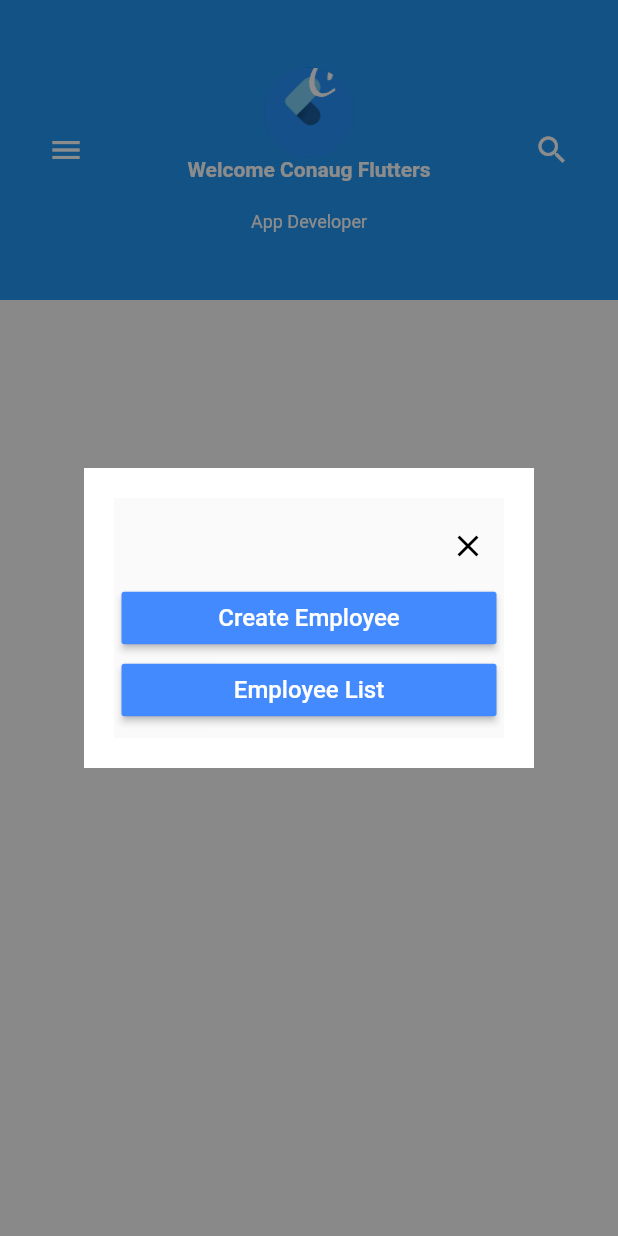
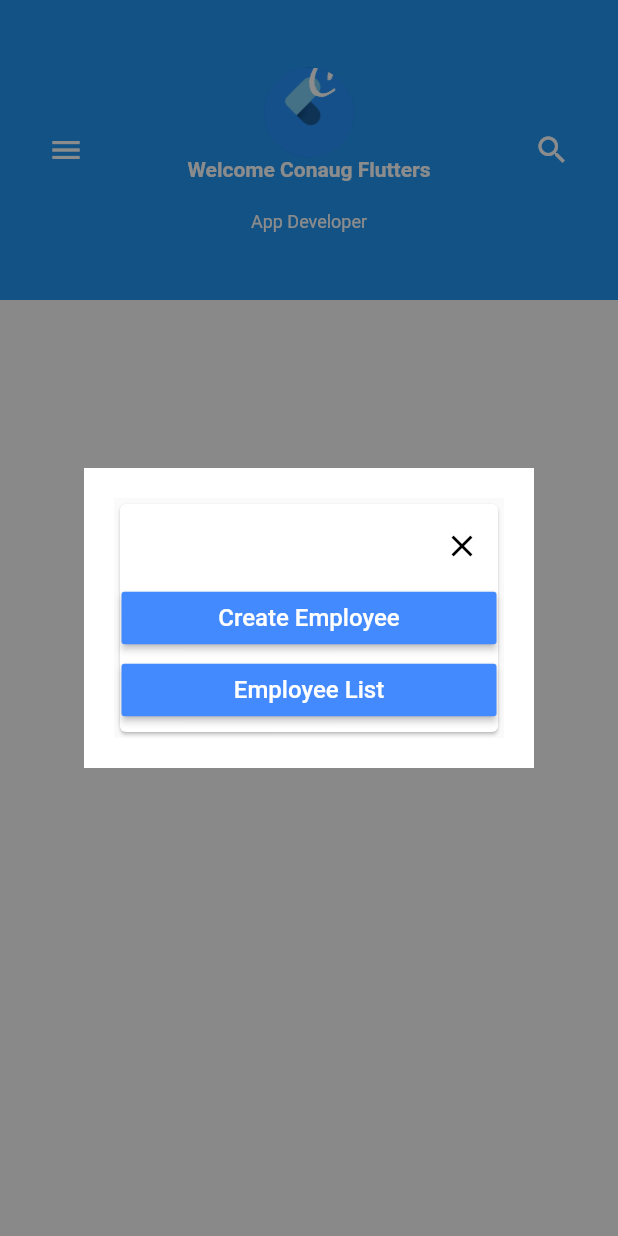
Before and after one commit to tejaswitarajput/tejaswita_rajput-, a Flutter app: the screen it shows after launch, after a tap on the "menu" icon, on a phone screen of 412 x 824 dp. Run offline on Flutter 3.47's test engine with Material 2 defaults, Android fonts, the phone set to English and light mode, and no system bars; our stand-ins replace cloud_firestore, firebase_core; accounts and stored records are empty.

Commit message:
change home screen

```diff
--- a/lib/fetures/home_screen.dart
+++ b/lib/fetures/home_screen.dart
@@ -59,7 +59,7 @@ class _HomeScreenState extends State<HomeScreen> {
                                   padding: EdgeInsets.all(20),
                                   color: Colors.white,
                                   child: Scaffold(
-                                    body: Container(
+                                    body: Card(
                                         child: Column(
                                       mainAxisAlignment:
                                           MainAxisAlignment.center,
```
